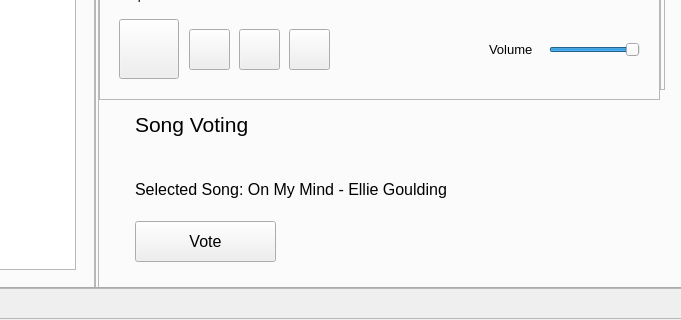
Qt form Client/client.ui (MartinMinkov/Comm-Audio) before a commit; both pictures show x 287 to 968 and y 222 to 542 of the 968 by 542 pixel window.
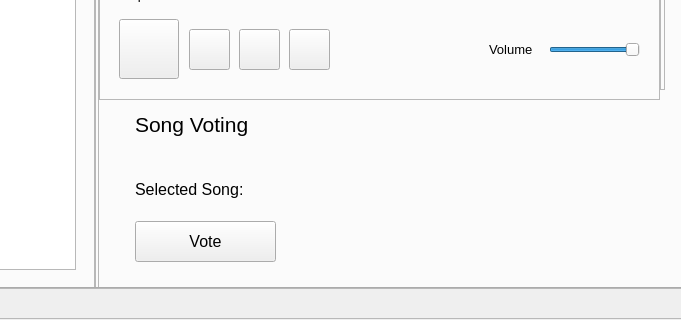
The same form after that commit. The open tabs and pages were chosen to show the change. Icons and pictures are not drawn.

Commit message: Song vote name is now updated when a song is selected.

The edit to the form file:
```diff
--- a/Client/client.ui
+++ b/Client/client.ui
@@ -1323,7 +1323,7 @@
       <rect>
        <x>420</x>
        <y>360</y>
-       <width>511</width>
+       <width>111</width>
        <height>41</height>
       </rect>
      </property>
@@ -1333,7 +1333,7 @@
       </font>
      </property>
      <property name="text">
-      <string>Selected Song: On My Mind - Ellie Goulding</string>
+      <string>Selected Song:</string>
      </property>
     </widget>
     <widget class="QLabel" name="label_songVoting">
@@ -1404,6 +1404,24 @@
       <string/>
      </property>
     </widget>
+    <widget class="QLabel" name="label_selectedSongNameVote">
+     <property name="geometry">
+      <rect>
+       <x>540</x>
+       <y>370</y>
+       <width>401</width>
+       <height>21</height>
+      </rect>
+     </property>
+     <property name="font">
+      <font>
+       <pointsize>12</pointsize>
+      </font>
+     </property>
+     <property name="text">
+      <string/>
+     </property>
+    </widget>
     <zorder>panel_bg_streaming_divider_2</zorder>
     <zorder>panel_bg_client_streaming_3</zorder>
     <zorder>panel_bg_client_streaming_2</zorder>
```
Left out of the diff: 1 changed line with no effect on the pictures. The commit also changes 2 other files.
